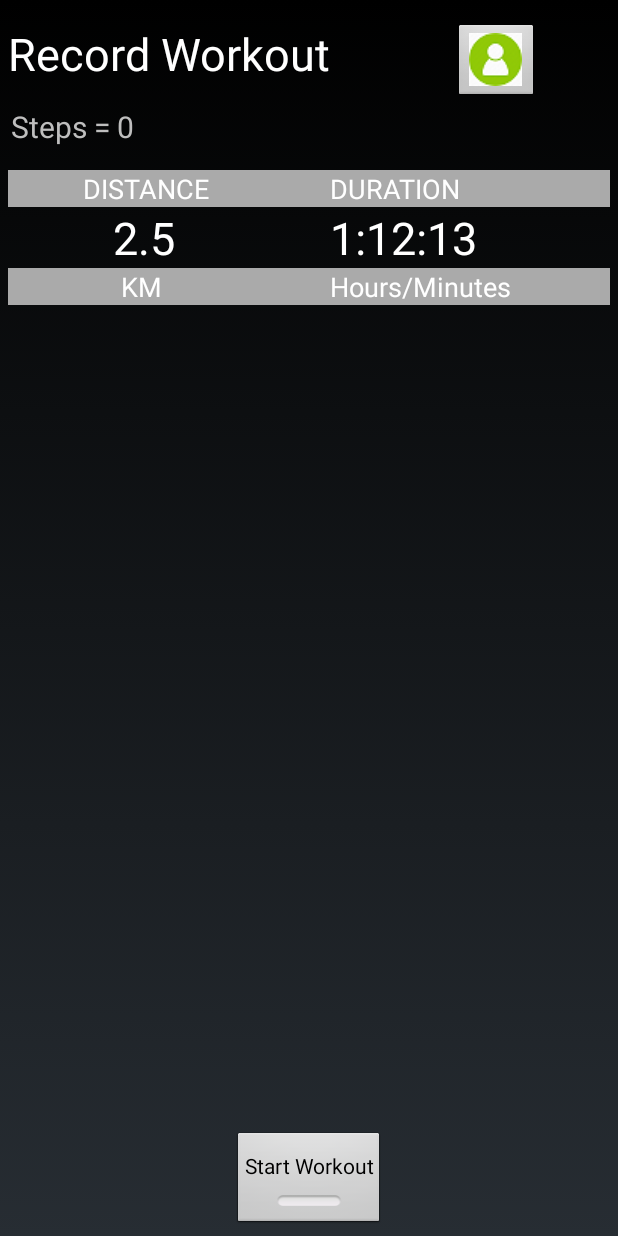
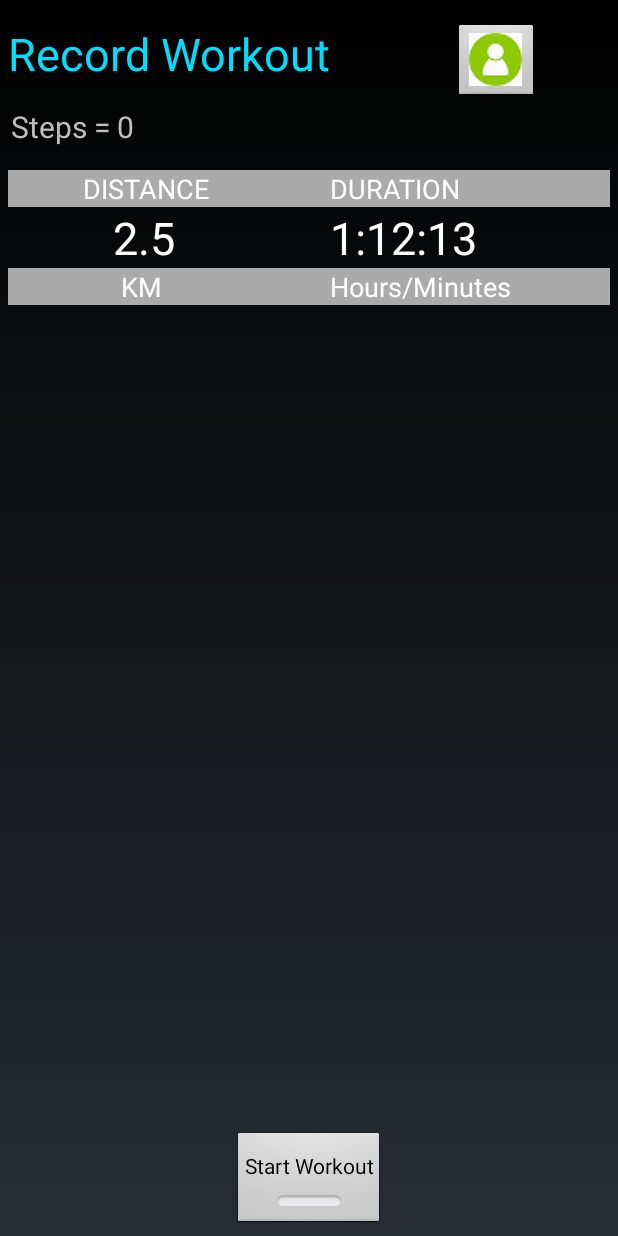
Before and after one commit to remy228/android-fitness-application, an Android app: the screen it shows after launch (Demo), on a phone screen of 412 x 824 dp. Run offline under Robolectric (Android 15) with nearby library versions, the phone set to English and light mode, and no system bars; 4 statements that could not run were skipped.

Commit message:
UI for 2 screens done

```diff
--- a/app/src/main/res/layout/main.xml
+++ b/app/src/main/res/layout/main.xml
@@ -9,6 +9,7 @@
 			android:layout_height="wrap_content"
 			android:textAppearance="?android:attr/textAppearanceLarge"
 			android:text="Record Workout"
+			android:textColor="@android:color/holo_blue_bright"
 			android:layout_marginTop="10dp"
 			android:textSize="30dp"
 			android:id="@+id/textView8" />
```
Also changed, not shown: app/src/main/res/layout/activity_user_profile.xml (+0 -8 lines), 23 other files.
